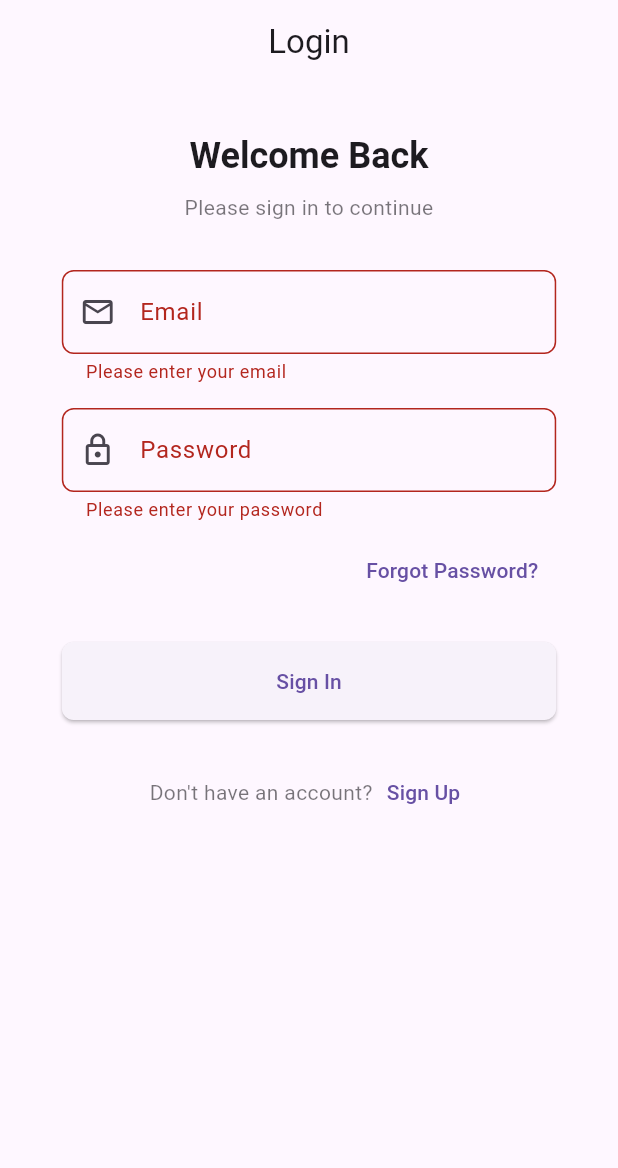
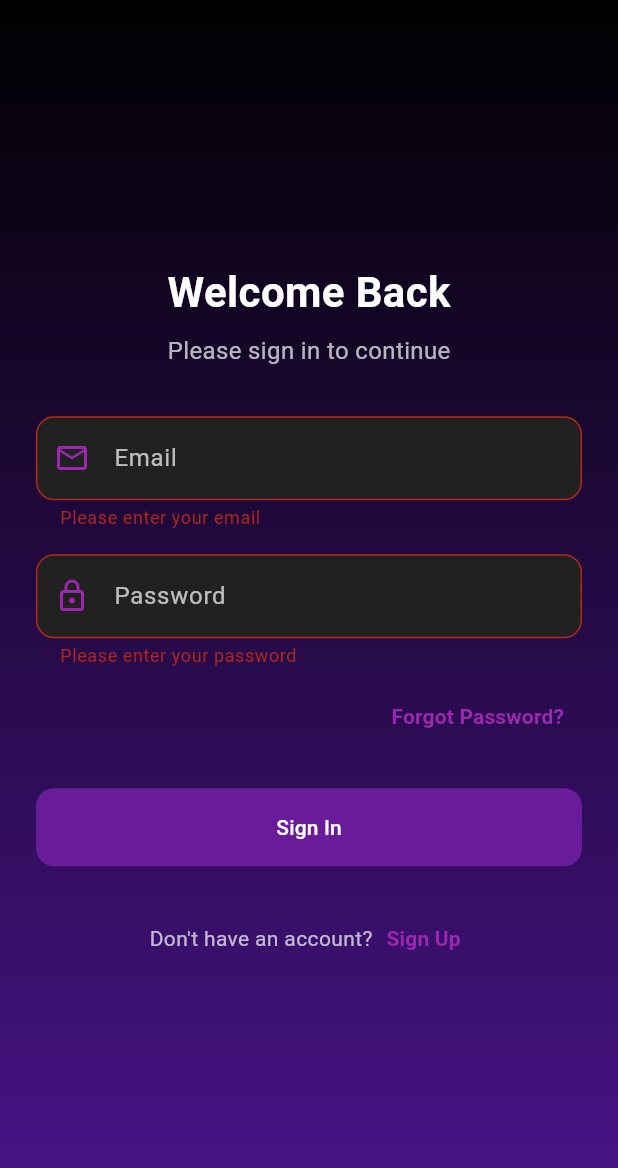
Before and after one commit to leoulendryas/transport_share_app, a Flutter app: the screen it shows after launch, after a tap on "Sign In", on a phone screen of 412 x 824 dp. Shown: the top 1168 px of the screen. Run offline on Flutter 3.47's test engine with Material 3 defaults, Android fonts, the phone set to English and light mode, and no system bars; our stand-ins replace flutter_typeahead, geocoding, geolocator, shared_preferences.

Commit message:
Modified login_screen.dart

```diff
--- a/lib/screens/auth/login_screen.dart
+++ b/lib/screens/auth/login_screen.dart
@@ -33,9 +33,15 @@ class _LoginScreenState extends State<LoginScreen> {
         ScaffoldMessenger.of(context).showSnackBar(
           SnackBar(
             content: Text(e.toString()),
+            backgroundColor: Colors.purple[800],
             behavior: SnackBarBehavior.floating,
             shape: RoundedRectangleBorder(
-              borderRadius: BorderRadius.circular(8),
+              borderRadius: BorderRadius.circular(10),
+            ),
+            action: SnackBarAction(
+              label: 'OK',
+              textColor: Colors.white,
+              onPressed: () {},
             ),
           ),
         );
@@ -56,53 +62,65 @@ class _LoginScreenState extends State<LoginScreen> {
 
   @override
   Widget build(BuildContext context) {
-    final theme = Theme.of(context);
-    final size = MediaQuery.of(context).size;
-    final textTheme = theme.textTheme;
-
     return Scaffold(
-      appBar: AppBar(
-        title: const Text('Login'),
-        centerTitle: true,
-        elevation: 0,
+      backgroundColor: Colors.black,
+      body: Container(
+        decoration: BoxDecoration(
+          gradient: LinearGradient(
+            begin: Alignment.topCenter,
+            end: Alignment.bottomCenter,
+            colors: [
+              Colors.black,
+              Colors.purple[900]!,
+            ],
           ),
-      body: SingleChildScrollView(
-        child: Padding(
-          padding: EdgeInsets.symmetric(
-            horizontal: size.width * 0.1,
-            vertical: 32,
         ),
+        child: Center(
+          child: SingleChildScrollView(
+            padding: const EdgeInsets.symmetric(horizontal: 24),
             child: Form(
               key: _formKey,
               child: Column(
-              crossAxisAlignment: CrossAxisAlignment.stretch,
+                mainAxisAlignment: MainAxisAlignment.center,
+                mainAxisSize: MainAxisSize.min,
                 children: [
                   Text(
                     'Welcome Back',
-                  style: textTheme.headlineSmall?.copyWith(
+                    style: TextStyle(
+                      fontSize: 28,
                       fontWeight: FontWeight.bold,
+                      color: Colors.white,
                     ),
-                  textAlign: TextAlign.center,
                   ),
                   const SizedBox(height: 8),
                   Text(
                     'Please sign in to continue',
-                  style: textTheme.bodyMedium?.copyWith(
-                    color: theme.colorScheme.onSurface.withOpacity(0.6),
+                    style: TextStyle(
+                      fontSize: 16,
+                      color: Colors.white.withOpacity(0.7),
                     ),
-                  textAlign: TextAlign.center,
                   ),
                   const SizedBox(height: 32),
                   TextFormField(
                     controller: _emailController,
+                    style: const TextStyle(color: Colors.white),
                     decoration: InputDecoration(
                       labelText: 'Email',
-                    prefixIcon: const Icon(Icons.email_outlined),
+                      labelStyle: TextStyle(color: Colors.white.withOpacity(0.7)),
+                      prefixIcon: const Icon(Icons.email_outlined, color: Colors.purple),
                       border: OutlineInputBorder(
-                      borderRadius: BorderRadius.circular(8),
+                        borderRadius: BorderRadius.circular(12),
+                      ),
+                      enabledBorder: OutlineInputBorder(
+                        borderSide: const BorderSide(color: Colors.purple),
+                        borderRadius: BorderRadius.circular(12),
+                      ),
+                      focusedBorder: OutlineInputBorder(
+                        borderSide: const BorderSide(color: Colors.purple),
+                        borderRadius: BorderRadius.circular(12),
                       ),
                       filled: true,
-                    fillColor: theme.colorScheme.surface,
+                      fillColor: Colors.grey[900],
                     ),
                     keyboardType: TextInputType.emailAddress,
                     textInputAction: TextInputAction.next,
@@ -119,14 +137,24 @@ class _LoginScreenState extends State<LoginScreen> {
                   const SizedBox(height: 16),
                   TextFormField(
                     controller: _passwordController,
+                    style: const TextStyle(color: Colors.white),
                     decoration: InputDecoration(
                       labelText: 'Password',
-                    prefixIcon: const Icon(Icons.lock_outlined),
+                      labelStyle: TextStyle(color: Colors.white.withOpacity(0.7)),
+                      prefixIcon: const Icon(Icons.lock_outlined, color: Colors.purple),
                       border: OutlineInputBorder(
-                      borderRadius: BorderRadius.circular(8),
+                        borderRadius: BorderRadius.circular(12),
+                      ),
+                      enabledBorder: OutlineInputBorder(
+                        borderSide: const BorderSide(color: Colors.purple),
+                        borderRadius: BorderRadius.circular(12),
+                      ),
+                      focusedBorder: OutlineInputBorder(
+                        borderSide: const BorderSide(color: Colors.purple),
+                        borderRadius: BorderRadius.circular(12),
                       ),
                       filled: true,
-                    fillColor: theme.colorScheme.surface,
+                      fillColor: Colors.grey[900],
                     ),
                     obscureText: true,
                     textInputAction: TextInputAction.done,
@@ -150,19 +178,22 @@ class _LoginScreenState extends State<LoginScreen> {
                       },
                       child: Text(
                         'Forgot Password?',
-                      style: textTheme.labelLarge?.copyWith(
-                        color: theme.colorScheme.primary,
+                        style: TextStyle(
+                          color: Colors.purple,
+                          fontWeight: FontWeight.bold,
                         ),
                       ),
                     ),
                   ),
                   const SizedBox(height: 24),
-                ElevatedButton(
+                  FilledButton(
                     onPressed: _isLoading ? null : _submit,
-                  style: ElevatedButton.styleFrom(
+                    style: FilledButton.styleFrom(
+                      backgroundColor: Colors.purple[800],
                       padding: const EdgeInsets.symmetric(vertical: 16),
+                      minimumSize: const Size(double.infinity, 50),
                       shape: RoundedRectangleBorder(
-                      borderRadius: BorderRadius.circular(8),
+                        borderRadius: BorderRadius.circular(12),
                       ),
                     ),
                     child: _isLoading
@@ -174,7 +205,7 @@ class _LoginScreenState extends State<LoginScreen> {
                               color: Colors.white,
                             ),
                           )
-                      : const Text('Sign In'),
+                        : const Text('Sign In', style: TextStyle(color: Colors.white)),
                   ),
                   const SizedBox(height: 24),
                   Row(
@@ -182,20 +213,20 @@ class _LoginScreenState extends State<LoginScreen> {
                     children: [
                       Text(
                         "Don't have an account?",
-                      style: textTheme.bodyMedium?.copyWith(
-                        color: theme.colorScheme.onSurface.withOpacity(0.6),
+                        style: TextStyle(
+                          color: Colors.white.withOpacity(0.7),
                         ),
                       ),
                       TextButton(
-                      onPressed: () =>
-                          Navigator.pushNamed(context, '/register'),
+                        onPressed: () => Navigator.pushNamed(context, '/register'),
                         style: TextButton.styleFrom(
                           padding: const EdgeInsets.only(left: 4),
                         ),
                         child: Text(
                           'Sign Up',
-                        style: textTheme.labelLarge?.copyWith(
-                          color: theme.colorScheme.primary,
+                          style: TextStyle(
+                            color: Colors.purple,
+                            fontWeight: FontWeight.bold,
                           ),
                         ),
                       ),
@@ -206,6 +237,7 @@ class _LoginScreenState extends State<LoginScreen> {
             ),
           ),
         ),
+      ),
     );
   }
 }
```
Lines whose indentation alone changed are shown as unchanged.
